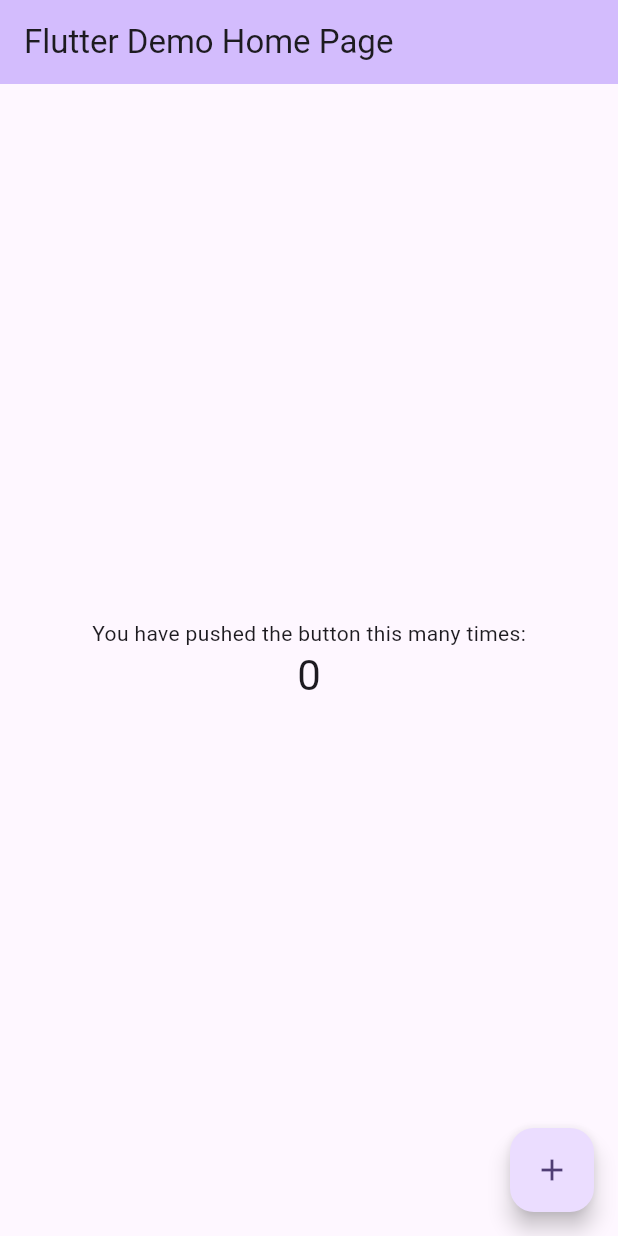
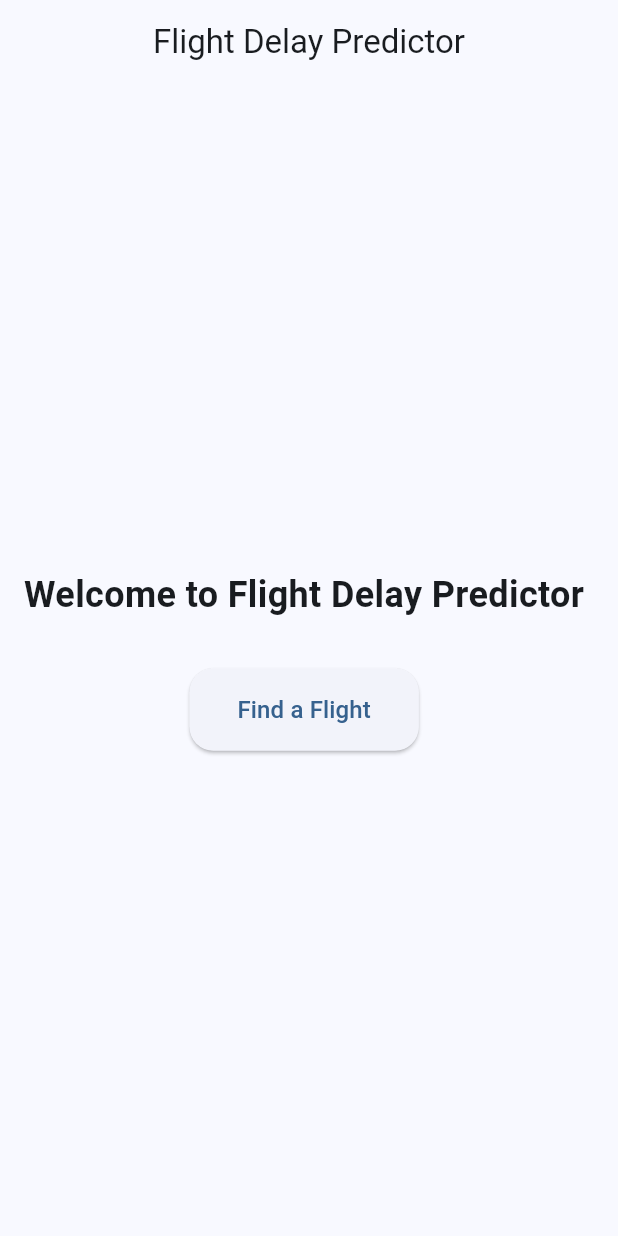
Before and after one commit to bruno-vsiqueira/flight-delay-hackaton, a Flutter app: the screen it shows after launch, on a phone screen of 412 x 824 dp. Run offline on Flutter 3.47's test engine with Material 3 defaults, Android fonts, the light colour scheme and no system bars; our stand-ins replace dartz, flutter_bloc.

Commit message:
Add main application structure with navigation and initial pages for flight delay prediction

```diff
--- a/app/mobile/app/lib/main.dart
+++ b/app/mobile/app/lib/main.dart
@@ -1,4 +1,13 @@
+import 'package:dartz/dartz.dart';
 import 'package:flutter/material.dart';
+import 'package:flutter_bloc/flutter_bloc.dart';
+
+import 'cubit/airports_cubit.dart';
+import 'cubit/predict_delay_cubit.dart';
+import 'datasource/flights_datasource.dart';
+import 'models/day_of_week.dart';
+import 'pages/home_page.dart';
+import 'repository/flights_repository.dart';
 
 void main() {
   runApp(const MyApp());
@@ -7,119 +16,50 @@
 class MyApp extends StatelessWidget {
   const MyApp({super.key});
 
-  // This widget is the root of your application.
   @override
   Widget build(BuildContext context) {
-    return MaterialApp(
-      title: 'Flutter Demo',
-      theme: ThemeData(
-        // This is the theme of your application.
-        //
-        // TRY THIS: Try running your application with "flutter run". You'll see
-        // the application has a purple toolbar. Then, without quitting the app,
-        // try changing the seedColor in the colorScheme below to Colors.green
-        // and then invoke "hot reload" (save your changes or press the "hot
-        // reload" button in a Flutter-supported IDE, or press "r" if you used
-        // the command line to start the app).
-        //
-        // Notice that the counter didn't reset back to zero; the application
-        // state is not lost during the reload. To reset the state, use hot
-        // restart instead.
-        //
-        // This works for code too, not just values: Most code changes can be
-        // tested with just a hot reload.
-        colorScheme: ColorScheme.fromSeed(seedColor: Colors.deepPurple),
-        useMaterial3: true,
+    final datasource = FlightsDatasource();
+    final repository = FlightsRepository(datasource);
+
+    return MultiBlocProvider(
+      providers: [
+        BlocProvider<AirportsCubit>(
+          create: (context) => AirportsCubit(repository),
+        ),
+        BlocProvider<PredictDelayCubit>(
+          create: (context) => PredictDelayCubit(repository),
+        ),
+      ],
+      child: MaterialApp(
+        title: 'Flight Delay Predictor',
+        debugShowCheckedModeBanner: false,
+        theme: ThemeData(
+          colorScheme: ColorScheme.fromSeed(
+            seedColor: Colors.blue,
+            brightness: Brightness.light,
+          ),
+          useMaterial3: true,
+          appBarTheme: const AppBarTheme(
+            centerTitle: true,
+            elevation: 0,
+          ),
+          elevatedButtonTheme: ElevatedButtonThemeData(
+            style: ElevatedButton.styleFrom(
+              padding: const EdgeInsets.symmetric(horizontal: 32, vertical: 16),
+              shape: RoundedRectangleBorder(
+                borderRadius: BorderRadius.circular(16),
+              ),
+            ),
+          ),
+          cardTheme: CardTheme(
+            shape: RoundedRectangleBorder(
+              borderRadius: BorderRadius.circular(16),
+            ),
+            elevation: 4,
+          ),
+        ),
+        home: const HomePage(),
       ),
-      home: const MyHomePage(title: 'Flutter Demo Home Page'),
     );
   }
 }
-
-class MyHomePage extends StatefulWidget {
-  const MyHomePage({super.key, required this.title});
-
-  // This widget is the home page of your application. It is stateful, meaning
-  // that it has a State object (defined below) that contains fields that affect
-  // how it looks.
-
-  // This class is the configuration for the state. It holds the values (in this
-  // case the title) provided by the parent (in this case the App widget) and
-  // used by the build method of the State. Fields in a Widget subclass are
-  // always marked "final".
-
-  final String title;
-
-  @override
-  State<MyHomePage> createState() => _MyHomePageState();
-}
-
-class _MyHomePageState extends State<MyHomePage> {
-  int _counter = 0;
-
-  void _incrementCounter() {
-    setState(() {
-      // This call to setState tells the Flutter framework that something has
-      // changed in this State, which causes it to rerun the build method below
-      // so that the display can reflect the updated values. If we changed
-      // _counter without calling setState(), then the build method would not be
-      // called again, and so nothing would appear to happen.
-      _counter++;
-    });
-  }
-
-  @override
-  Widget build(BuildContext context) {
-    // This method is rerun every time setState is called, for instance as done
-    // by the _incrementCounter method above.
-    //
-    // The Flutter framework has been optimized to make rerunning build methods
-    // fast, so that you can just rebuild anything that needs updating rather
-    // than having to individually change instances of widgets.
-    return Scaffold(
-      appBar: AppBar(
-        // TRY THIS: Try changing the color here to a specific color (to
-        // Colors.amber, perhaps?) and trigger a hot reload to see the AppBar
-        // change color while the other colors stay the same.
-        backgroundColor: Theme.of(context).colorScheme.inversePrimary,
-        // Here we take the value from the MyHomePage object that was created by
-        // the App.build method, and use it to set our appbar title.
-        title: Text(widget.title),
-      ),
-      body: Center(
-        // Center is a layout widget. It takes a single child and positions it
-        // in the middle of the parent.
-        child: Column(
-          // Column is also a layout widget. It takes a list of children and
-          // arranges them vertically. By default, it sizes itself to fit its
-          // children horizontally, and tries to be as tall as its parent.
-          //
-          // Column has various properties to control how it sizes itself and
-          // how it positions its children. Here we use mainAxisAlignment to
-          // center the children vertically; the main axis here is the vertical
-          // axis because Columns are vertical (the cross axis would be
-          // horizontal).
-          //
-          // TRY THIS: Invoke "debug painting" (choose the "Toggle Debug Paint"
-          // action in the IDE, or press "p" in the console), to see the
-          // wireframe for each widget.
-          mainAxisAlignment: MainAxisAlignment.center,
-          children: <Widget>[
-            const Text(
-              'You have pushed the button this many times:',
-            ),
-            Text(
-              '$_counter',
-              style: Theme.of(context).textTheme.headlineMedium,
-            ),
-          ],
-        ),
-      ),
-      floatingActionButton: FloatingActionButton(
-        onPressed: _incrementCounter,
-        tooltip: 'Increment',
-        child: const Icon(Icons.add),
-      ), // This trailing comma makes auto-formatting nicer for build methods.
-    );
-  }
-}
--- /dev/null
+++ b/app/mobile/app/lib/pages/home_page.dart
@@ -0,0 +1,42 @@
+import 'package:flutter/material.dart';
+
+import '../widgets/primary_button.dart';
+import 'day_selection_page.dart';
+
+class HomePage extends StatelessWidget {
+  const HomePage({super.key});
+
+  @override
+  Widget build(BuildContext context) {
+    return Scaffold(
+      appBar: AppBar(
+        title: const Text('Flight Delay Predictor'),
+      ),
+      body: Padding(
+        padding: const EdgeInsets.all(16.0),
+        child: Column(
+          mainAxisAlignment: MainAxisAlignment.center,
+          children: [
+            const Text(
+              'Welcome to Flight Delay Predictor',
+              style: TextStyle(fontSize: 24, fontWeight: FontWeight.bold),
+              textAlign: TextAlign.center,
+            ),
+            const SizedBox(height: 32),
+            PrimaryButton(
+              text: 'Find a Flight',
+              onPressed: () {
+                Navigator.push(
+                  context,
+                  MaterialPageRoute(
+                    builder: (context) => const DaySelectionPage(),
+                  ),
+                );
+              },
+            ),
+          ],
+        ),
+      ),
+    );
+  }
+}
--- /dev/null
+++ b/app/mobile/app/lib/widgets/primary_button.dart
@@ -0,0 +1,19 @@
+import 'package:flutter/material.dart';
+
+class PrimaryButton extends StatelessWidget {
+  final String text;
+  final VoidCallback onPressed;
+
+  const PrimaryButton({super.key, required this.text, required this.onPressed});
+
+  @override
+  Widget build(BuildContext context) {
+    return ElevatedButton(
+      onPressed: onPressed,
+      child: Text(
+        text,
+        style: const TextStyle(fontSize: 16),
+      ),
+    );
+  }
+}
```
Also changed, not shown: app/mobile/app/lib/pages/airport_selection_page.dart (added, +93 -0 lines), app/mobile/app/lib/pages/day_selection_page.dart (added, +39 -0 lines), app/mobile/app/lib/pages/prediction_result_page.dart (added, +56 -0 lines), 1 other file.
